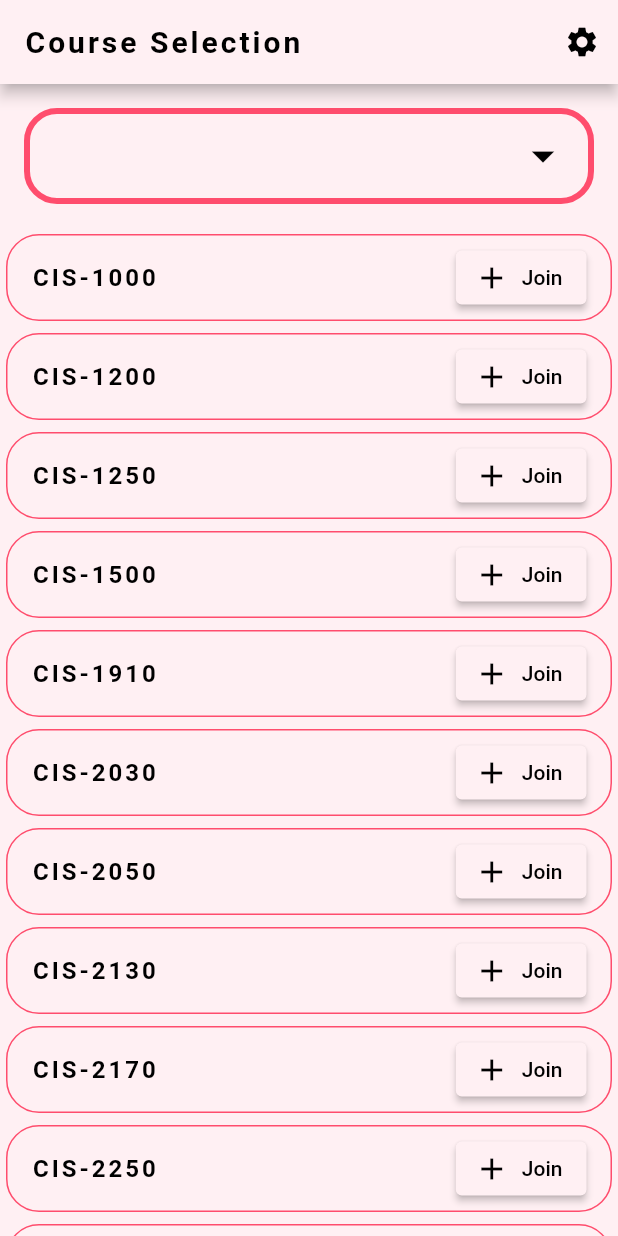
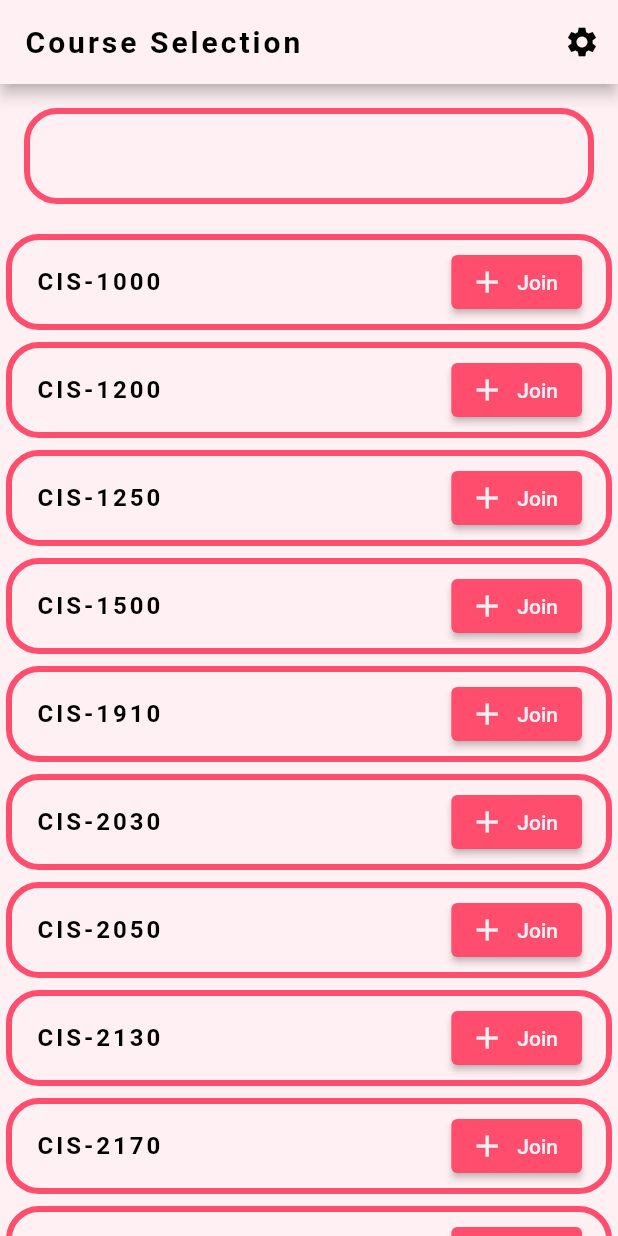
Before and after one commit to david-reti/study-buddies, a Flutter app: the ListViewBuilder screen opened directly, on a phone screen of 412 x 824 dp. Run offline on Flutter 3.47's test engine with Material 2 defaults, Android fonts, the phone set to English and light mode, and no system bars.

Commit message:
updated navigation to schedule from courses

```diff
--- a/app/lib/Screens/courses.dart
+++ b/app/lib/Screens/courses.dart
@@ -1,4 +1,5 @@
 import 'package:app/Screens/login.dart';
+import 'package:app/Screens/scheduling.dart';
 import 'package:flutter/material.dart';
 import 'package:app/Screens/register.dart';
 import 'package:flutter/cupertino.dart';
@@ -90,7 +91,7 @@ class _ListViewBuilderState extends State<ListViewBuilder> {
                 child: DropdownButton<String>(
                   value: value,
                   iconSize: 36,
-                  icon: Icon(Icons.arrow_drop_down, color: Colors.black),
+                  icon: Icon(Icons.arrow_drop_down, color: backgroundColor),
                   isExpanded: true,
                   items: items.map(buildMenuItem).toList(),
                   onChanged: (value) => setState(() => this.value = value),
@@ -99,7 +100,7 @@ class _ListViewBuilderState extends State<ListViewBuilder> {
           Container(
               margin: EdgeInsets.all(4),
               decoration: BoxDecoration(
-                border: Border.all(color: boxOutColor, width: 1),
+                border: Border.all(color: boxOutColor, width: 4),
                 borderRadius: BorderRadius.circular((22)),
               ),
               //color: Colors.white,
@@ -111,19 +112,24 @@ class _ListViewBuilderState extends State<ListViewBuilder> {
                         fontWeight: FontWeight.bold,
                         color: Colors.black)),
                 trailing: ElevatedButton.icon(
-                  onPressed: () {},
+                  onPressed: () {
+                    Navigator.push(
+                        context,
+                        MaterialPageRoute(
+                            builder: (context) => const ScheduleScreen()));
+                  },
                   style: ElevatedButton.styleFrom(
-                    primary: Color.fromRGBO(255, 240, 243, 1.0),
+                    primary: boxOutColor,
                   ),
-                  icon: Icon(Icons.add, color: Colors.black),
-                  label: Text('Join', style: TextStyle(color: Colors.black)),
+                  icon: Icon(Icons.add, color: backgroundColor),
+                  label: Text('Join', style: TextStyle(color: backgroundColor)),
                   //color: Colors.amber,
                 ),
               )),
           Container(
               margin: EdgeInsets.all(4),
               decoration: BoxDecoration(
-                border: Border.all(color: boxOutColor, width: 1),
+                border: Border.all(color: boxOutColor, width: 4),
                 borderRadius: BorderRadius.circular((22)),
               ),
               child: ListTile(
@@ -134,12 +140,17 @@ class _ListViewBuilderState extends State<ListViewBuilder> {
                         fontWeight: FontWeight.bold,
                         color: Colors.black)),
                 trailing: ElevatedButton.icon(
-                  onPressed: () {},
+                  onPressed: () {
+                    Navigator.push(
+                        context,
+                        MaterialPageRoute(
+                            builder: (context) => const ScheduleScreen()));
+                  },
                   style: ElevatedButton.styleFrom(
-                    primary: Color.fromRGBO(255, 240, 243, 1.0),
+                    primary: boxOutColor,
                   ),
-                  icon: Icon(Icons.add, color: Colors.black),
-                  label: Text('Join', style: TextStyle(color: Colors.black)),
+                  icon: Icon(Icons.add, color: backgroundColor),
+                  label: Text('Join', style: TextStyle(color: backgroundColor)),
                   //color: Colors.amber,
                 ),
               )),
@@ -147,7 +158,7 @@ class _ListViewBuilderState extends State<ListViewBuilder> {
               //color: Colors.white,
               margin: EdgeInsets.all(4),
               decoration: BoxDecoration(
-                border: Border.all(color: boxOutColor, width: 1),
+                border: Border.all(color: boxOutColor, width: 4),
                 borderRadius: BorderRadius.circular((22)),
               ),
               child: ListTile(
@@ -158,19 +169,24 @@ class _ListViewBuilderState extends State<ListViewBuilder> {
                         fontWeight: FontWeight.bold,
                         color: Colors.black)),
                 trailing: ElevatedButton.icon(
-                  onPressed: () {},
+                  onPressed: () {
+                    Navigator.push(
+                        context,
+                        MaterialPageRoute(
+                            builder: (context) => const ScheduleScreen()));
+                  },
                   style: ElevatedButton.styleFrom(
-                    primary: Color.fromRGBO(255, 240, 243, 1.0),
+                    primary: boxOutColor,
                   ),
-                  icon: Icon(Icons.add, color: Colors.black),
-                  label: Text('Join', style: TextStyle(color: Colors.black)),
+                  icon: Icon(Icons.add, color: backgroundColor),
+                  label: Text('Join', style: TextStyle(color: backgroundColor)),
                   //color: Colors.amber,
                 ),
               )),
           Container(
               margin: EdgeInsets.all(4),
               decoration: BoxDecoration(
-                border: Border.all(color: boxOutColor, width: 1),
+                border: Border.all(color: boxOutColor, width: 4),
                 borderRadius: BorderRadius.circular((22)),
               ),
               child: ListTile(
@@ -181,19 +197,24 @@ class _ListViewBuilderState extends State<ListViewBuilder> {
                         fontWeight: FontWeight.bold,
                         color: Colors.black)),
                 trailing: ElevatedButton.icon(
-                  onPressed: () {},
+                  onPressed: () {
+                    Navigator.push(
+                        context,
+                        MaterialPageRoute(
+                            builder: (context) => const ScheduleScreen()));
+                  },
                   style: ElevatedButton.styleFrom(
-                    primary: Color.fromRGBO(255, 240, 243, 1.0),
+                    primary: boxOutColor,
                   ),
-                  icon: Icon(Icons.add, color: Colors.black),
-                  label: Text('Join', style: TextStyle(color: Colors.black)),
+                  icon: Icon(Icons.add, color: backgroundColor),
+                  label: Text('Join', style: TextStyle(color: backgroundColor)),
                   //color: Colors.amber,
                 ),
               )),
           Container(
               margin: EdgeInsets.all(4),
               decoration: BoxDecoration(
-                border: Border.all(color: boxOutColor, width: 1),
+                border: Border.all(color: boxOutColor, width: 4),
                 borderRadius: BorderRadius.circular((22)),
               ),
               child: ListTile(
@@ -204,19 +225,24 @@ class _ListViewBuilderState extends State<ListViewBuilder> {
                         fontWeight: FontWeight.bold,
                         color: Colors.black)),
                 trailing: ElevatedButton.icon(
-                  onPressed: () {},
+                  onPressed: () {
+                    Navigator.push(
+                        context,
+                        MaterialPageRoute(
+                            builder: (context) => const ScheduleScreen()));
+                  },
                   style: ElevatedButton.styleFrom(
-                    primary: Color.fromRGBO(255, 240, 243, 1.0),
+                    primary: boxOutColor,
                   ),
-                  icon: Icon(Icons.add, color: Colors.black),
-                  label: Text('Join', style: TextStyle(color: Colors.black)),
+                  icon: Icon(Icons.add, color: backgroundColor),
+                  label: Text('Join', style: TextStyle(color: backgroundColor)),
                   //color: Colors.amber,
                 ),
               )),
           Container(
               margin: EdgeInsets.all(4),
               decoration: BoxDecoration(
-                border: Border.all(color: boxOutColor, width: 1),
+                border: Border.all(color: boxOutColor, width: 4),
                 borderRadius: BorderRadius.circular((22)),
               ),
               child: ListTile(
@@ -227,19 +253,24 @@ class _ListViewBuilderState extends State<ListViewBuilder> {
                         fontWeight: FontWeight.bold,
                         color: Colors.black)),
                 trailing: ElevatedButton.icon(
-                  onPressed: () {},
+                  onPressed: () {
+                    Navigator.push(
+                        context,
+                        MaterialPageRoute(
+                            builder: (context) => const ScheduleScreen()));
+                  },
                   style: ElevatedButton.styleFrom(
-                    primary: Color.fromRGBO(255, 240, 243, 1.0),
+                    primary: boxOutColor,
                   ),
-                  icon: Icon(Icons.add, color: Colors.black),
-                  label: Text('Join', style: TextStyle(color: Colors.black)),
+                  icon: Icon(Icons.add, color: backgroundColor),
+                  label: Text('Join', style: TextStyle(color: backgroundColor)),
                   //color: Colors.amber,
                 ),
               )),
           Container(
               margin: EdgeInsets.all(4),
               decoration: BoxDecoration(
-                border: Border.all(color: boxOutColor, width: 1),
+                border: Border.all(color: boxOutColor, width: 4),
                 borderRadius: BorderRadius.circular((22)),
               ),
               child: ListTile(
@@ -250,19 +281,24 @@ class _ListViewBuilderState extends State<ListViewBuilder> {
                         fontWeight: FontWeight.bold,
                         color: Colors.black)),
                 trailing: ElevatedButton.icon(
-                  onPressed: () {},
+                  onPressed: () {
+                    Navigator.push(
+                        context,
+                        MaterialPageRoute(
+                            builder: (context) => const ScheduleScreen()));
+                  },
                   style: ElevatedButton.styleFrom(
-                    primary: Color.fromRGBO(255, 240, 243, 1.0),
+                    primary: boxOutColor,
                   ),
-                  icon: Icon(Icons.add, color: Colors.black),
-                  label: Text('Join', style: TextStyle(color: Colors.black)),
+                  icon: Icon(Icons.add, color: backgroundColor),
+                  label: Text('Join', style: TextStyle(color: backgroundColor)),
                   //color: Colors.amber,
                 ),
               )),
           Container(
               margin: EdgeInsets.all(4),
               decoration: BoxDecoration(
-                border: Border.all(color: boxOutColor, width: 1),
+                border: Border.all(color: boxOutColor, width: 4),
                 borderRadius: BorderRadius.circular((22)),
               ),
               child: ListTile(
@@ -273,19 +309,24 @@ class _ListViewBuilderState extends State<ListViewBuilder> {
                         fontWeight: FontWeight.bold,
                         color: Colors.black)),
                 trailing: ElevatedButton.icon(
-                  onPressed: () {},
+                  onPressed: () {
+                    Navigator.push(
+                        context,
+                        MaterialPageRoute(
+                            builder: (context) => const ScheduleScreen()));
+                  },
                   style: ElevatedButton.styleFrom(
-                    primary: Color.fromRGBO(255, 240, 243, 1.0),
+                    primary: boxOutColor,
                   ),
-                  icon: Icon(Icons.add, color: Colors.black),
-                  label: Text('Join', style: TextStyle(color: Colors.black)),
+                  icon: Icon(Icons.add, color: backgroundColor),
+                  label: Text('Join', style: TextStyle(color: backgroundColor)),
                   //color: Colors.amber,
                 ),
               )),
           Container(
               margin: EdgeInsets.all(4),
               decoration: BoxDecoration(
-                border: Border.all(color: boxOutColor, width: 1),
+                border: Border.all(color: boxOutColor, width: 4),
                 borderRadius: BorderRadius.circular((22)),
               ),
               child: ListTile(
@@ -296,19 +337,24 @@ class _ListViewBuilderState extends State<ListViewBuilder> {
                         fontWeight: FontWeight.bold,
                         color: Colors.black)),
                 trailing: ElevatedButton.icon(
-                  onPressed: () {},
+                  onPressed: () {
+                    Navigator.push(
+                        context,
+                        MaterialPageRoute(
+                            builder: (context) => const ScheduleScreen()));
+                  },
                   style: ElevatedButton.styleFrom(
-                    primary: Color.fromRGBO(255, 240, 243, 1.0),
+                    primary: boxOutColor,
                   ),
-                  icon: Icon(Icons.add, color: Colors.black),
-                  label: Text('Join', style: TextStyle(color: Colors.black)),
+                  icon: Icon(Icons.add, color: backgroundColor),
+                  label: Text('Join', style: TextStyle(color: backgroundColor)),
                   //color: Colors.amber,
                 ),
               )),
           Container(
               margin: EdgeInsets.all(4),
               decoration: BoxDecoration(
-                border: Border.all(color: boxOutColor, width: 1),
+                border: Border.all(color: boxOutColor, width: 4),
                 borderRadius: BorderRadius.circular((22)),
               ),
               child: ListTile(
@@ -319,19 +365,24 @@ class _ListViewBuilderState extends State<ListViewBuilder> {
                         fontWeight: FontWeight.bold,
                         color: Colors.black)),
                 trailing: ElevatedButton.icon(
-                  onPressed: () {},
+                  onPressed: () {
+                    Navigator.push(
+                        context,
+                        MaterialPageRoute(
+                            builder: (context) => const ScheduleScreen()));
+                  },
                   style: ElevatedButton.styleFrom(
-                    primary: Color.fromRGBO(255, 240, 243, 1.0),
+                    primary: boxOutColor,
                   ),
-                  icon: Icon(Icons.add, color: Colors.black),
-                  label: Text('Join', style: TextStyle(color: Colors.black)),
+                  icon: Icon(Icons.add, color: backgroundColor),
+                  label: Text('Join', style: TextStyle(color: backgroundColor)),
                   //color: Colors.amber,
                 ),
               )),
           Container(
               margin: EdgeInsets.all(4),
               decoration: BoxDecoration(
-                border: Border.all(color: boxOutColor, width: 1),
+                border: Border.all(color: boxOutColor, width: 4),
                 borderRadius: BorderRadius.circular((22)),
               ),
               child: ListTile(
@@ -342,19 +393,24 @@ class _ListViewBuilderState extends State<ListViewBuilder> {
                         fontWeight: FontWeight.bold,
                         color: Colors.black)),
                 trailing: ElevatedButton.icon(
-                  onPressed: () {},
+                  onPressed: () {
+                    Navigator.push(
+                        context,
+                        MaterialPageRoute(
+                            builder: (context) => const ScheduleScreen()));
+                  },
                   style: ElevatedButton.styleFrom(
-                    primary: Color.fromRGBO(255, 240, 243, 1.0),
+                    primary: boxOutColor,
                   ),
-                  icon: Icon(Icons.add, color: Colors.black),
-                  label: Text('Join', style: TextStyle(color: Colors.black)),
+                  icon: Icon(Icons.add, color: backgroundColor),
+                  label: Text('Join', style: TextStyle(color: backgroundColor)),
                   //color: Colors.amber,
                 ),
               )),
           Container(
               margin: EdgeInsets.all(4),
               decoration: BoxDecoration(
-                border: Border.all(color: boxOutColor, width: 1),
+                border: Border.all(color: boxOutColor, width: 4),
                 borderRadius: BorderRadius.circular((22)),
               ),
               child: ListTile(
@@ -365,19 +421,24 @@ class _ListViewBuilderState extends State<ListViewBuilder> {
                         fontWeight: FontWeight.bold,
                         color: Colors.black)),
                 trailing: ElevatedButton.icon(
-                  onPressed: () {},
+                  onPressed: () {
+                    Navigator.push(
+                        context,
+                        MaterialPageRoute(
+                            builder: (context) => const ScheduleScreen()));
+                  },
                   style: ElevatedButton.styleFrom(
-                    primary: Color.fromRGBO(255, 240, 243, 1.0),
+                    primary: boxOutColor,
                   ),
-                  icon: Icon(Icons.add, color: Colors.black),
-                  label: Text('Join', style: TextStyle(color: Colors.black)),
+                  icon: Icon(Icons.add, color: backgroundColor),
+                  label: Text('Join', style: TextStyle(color: backgroundColor)),
                   //color: Colors.amber,
                 ),
               )),
           Container(
               margin: EdgeInsets.all(4),
               decoration: BoxDecoration(
-                border: Border.all(color: boxOutColor, width: 1),
+                border: Border.all(color: boxOutColor, width: 4),
                 borderRadius: BorderRadius.circular((22)),
               ),
               child: ListTile(
@@ -388,19 +449,24 @@ class _ListViewBuilderState extends State<ListViewBuilder> {
                         fontWeight: FontWeight.bold,
                         color: Colors.black)),
                 trailing: ElevatedButton.icon(
-                  onPressed: () {},
+                  onPressed: () {
+                    Navigator.push(
+                        context,
+                        MaterialPageRoute(
+                            builder: (context) => const ScheduleScreen()));
+                  },
                   style: ElevatedButton.styleFrom(
-                    primary: Color.fromRGBO(255, 240, 243, 1.0),
+                    primary: boxOutColor,
                   ),
-                  icon: Icon(Icons.add, color: Colors.black),
-                  label: Text('Join', style: TextStyle(color: Colors.black)),
+                  icon: Icon(Icons.add, color: backgroundColor),
+                  label: Text('Join', style: TextStyle(color: backgroundColor)),
                   //color: Colors.amber,
                 ),
               )),
           Container(
               margin: EdgeInsets.all(4),
               decoration: BoxDecoration(
-                border: Border.all(color: boxOutColor, width: 1),
+                border: Border.all(color: boxOutColor, width: 4),
                 borderRadius: BorderRadius.circular((22)),
               ),
               child: ListTile(
@@ -411,12 +477,17 @@ class _ListViewBuilderState extends State<ListViewBuilder> {
                         fontWeight: FontWeight.bold,
                         color: Colors.black)),
                 trailing: ElevatedButton.icon(
-                  onPressed: () {},
+                  onPressed: () {
+                    Navigator.push(
+                        context,
+                        MaterialPageRoute(
+                            builder: (context) => const ScheduleScreen()));
+                  },
                   style: ElevatedButton.styleFrom(
-                    primary: Color.fromRGBO(255, 240, 243, 1.0),
+                    primary: boxOutColor,
                   ),
-                  icon: Icon(Icons.add, color: Colors.black),
-                  label: Text('Join', style: TextStyle(color: Colors.black)),
+                  icon: Icon(Icons.add, color: backgroundColor),
+                  label: Text('Join', style: TextStyle(color: backgroundColor)),
                   //color: Colors.amber,
                 ),
               )),
```
